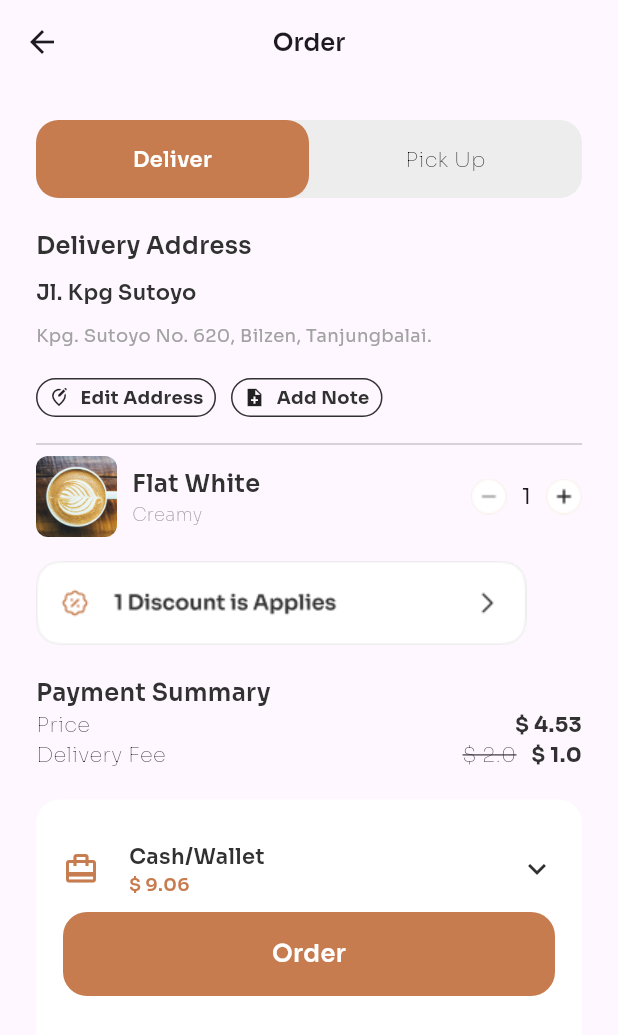
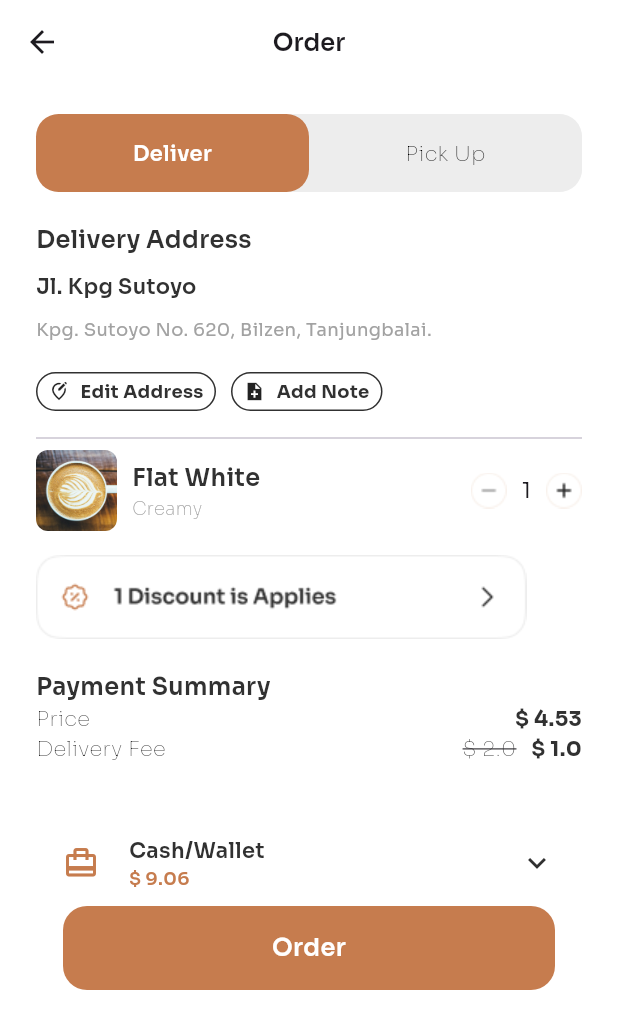
Before and after one commit to mehdinathani/brewly-coffee-online-shop, a Flutter app: the DetailitemView screen opened directly with sample values from the repository, after a tap on "Buy Now", on a phone screen of 412 x 824 dp. Shown: the top 1035 px of the screen. Run offline on Flutter 3.47's test engine with Material 3 defaults, Android fonts, the phone set to English and light mode, and no system bars; our stand-ins replace badges, google_fonts, lottie.

Commit message:
Fixed Color Issue

```diff
--- a/lib/screens/call_screen.dart
+++ b/lib/screens/call_screen.dart
@@ -13,6 +13,7 @@ class _CallScreenState extends State<CallScreen> {
   @override
   Widget build(BuildContext context) {
     return Scaffold(
+      backgroundColor: Colors.white,
       body: Stack(
         children: [
           // Background Image
--- a/lib/screens/delivery_view.dart
+++ b/lib/screens/delivery_view.dart
@@ -8,6 +8,7 @@ class DeliveryView extends StatelessWidget {
   @override
   Widget build(BuildContext context) {
     return Scaffold(
+      backgroundColor: Colors.white,
       // Main content
       body: Stack(
         children: [
--- a/lib/screens/detailItem_view.dart
+++ b/lib/screens/detailItem_view.dart
@@ -47,7 +47,9 @@ class _DetailitemViewState extends State<DetailitemView> {
     final List<String> sizes = CoffeeShopItems().sizes;
 
     return Scaffold(
+      backgroundColor: Colors.white,
       appBar: AppBar(
+        backgroundColor: Colors.white,
         centerTitle: true,
         leading: InkWell(
           child: const Icon(Icons.arrow_back_ios_new),
--- a/lib/screens/home_view.dart
+++ b/lib/screens/home_view.dart
@@ -53,6 +53,7 @@ class _HomeViewState extends State<HomeView> {
         mediaHeight - appBarH; // Calculating remaining height for body
 
     return Scaffold(
+      backgroundColor: Colors.white,
       extendBody: true,
       body: SingleChildScrollView(
         child: Stack(
--- a/lib/screens/onboarding_view.dart
+++ b/lib/screens/onboarding_view.dart
@@ -13,6 +13,7 @@ class _OnboardingViewState extends State<OnboardingView> {
   @override
   Widget build(BuildContext context) {
     return Scaffold(
+      backgroundColor: Colors.white,
       body: Stack(
         children: [
           // Gradient container at the bottom, always visible
--- a/lib/screens/orders_view.dart
+++ b/lib/screens/orders_view.dart
@@ -34,7 +34,9 @@ class _OrdersViewState extends State<OrdersView> {
     final mediaW = MediaQuery.of(context).size.width;
 
     return Scaffold(
+      backgroundColor: Colors.white,
       appBar: AppBar(
+        backgroundColor: Colors.white,
         centerTitle: true,
         // leading: InkWell(
         //   child: const Icon(Icons.arrow_back_ios_new),
@@ -51,7 +53,7 @@ class _OrdersViewState extends State<OrdersView> {
         ),
       ),
       body: Padding(
-        padding: const EdgeInsets.all(24.0),
+        padding: const EdgeInsets.only(left: 24.0 , right: 24.0 ,top: 20 ),
         child: SingleChildScrollView(
           child: Column(
             crossAxisAlignment: CrossAxisAlignment.start,
```
